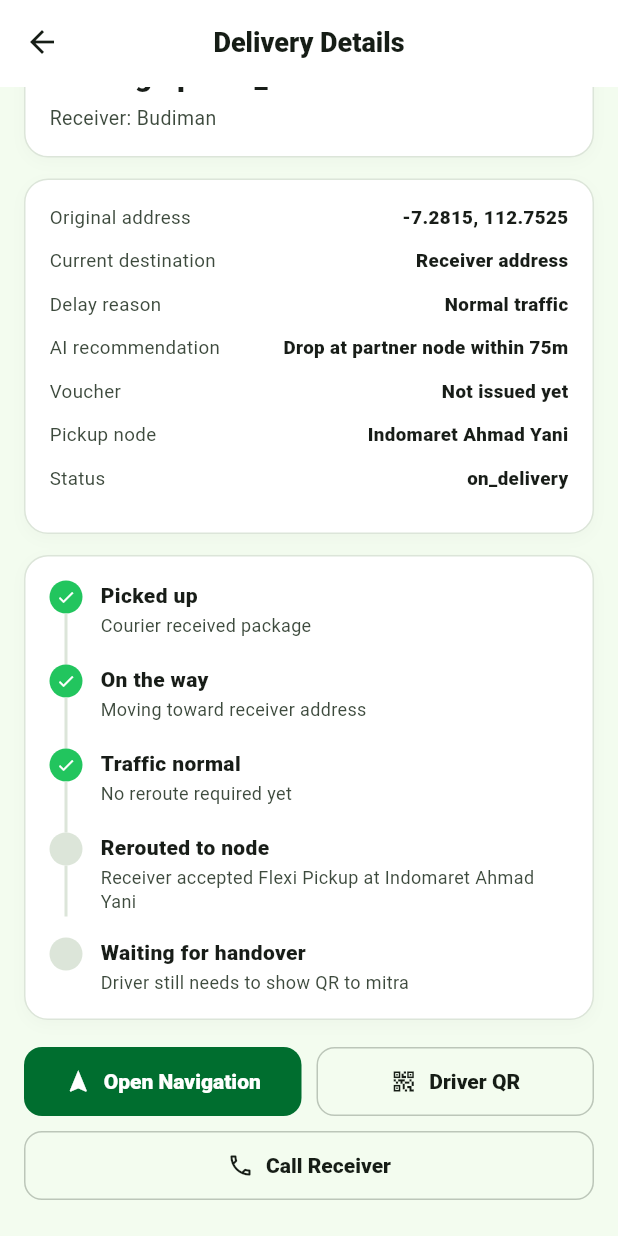
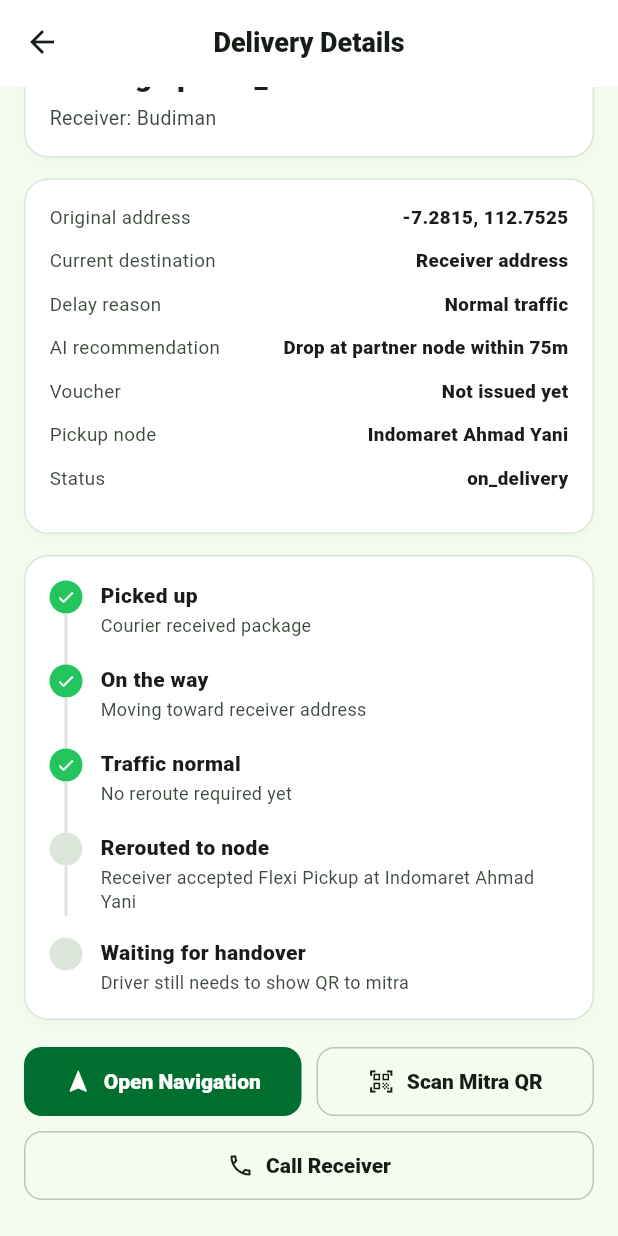
Before and after one commit to Kresnananta/FlexiNodes, a Flutter app: the DeliveryDetailsPage screen opened by its route, scrolled down 299 dp, on a phone screen of 412 x 824 dp. Run offline on Flutter 3.47's test engine with Material 3 defaults, Android fonts, the phone set to English and light mode, and no system bars; our stand-ins replace cloud_firestore, firebase_auth, firebase_core, geolocator, google_maps_flutter, qr_flutter; missing offline and left inert: mobile_scanner; accounts and stored records are empty; network calls fail.

Commit message:
fix: driver scan qr not appear

```diff
--- a/frontend/flexi_node/lib/screens/delivery_details_page.dart
+++ b/frontend/flexi_node/lib/screens/delivery_details_page.dart
@@ -13,6 +13,7 @@ class DeliveryDetailsPage extends StatelessWidget {
       animation: demoDeliveryStore,
       builder: (context, _) {
         final store = demoDeliveryStore;
+        final canScanMitra = store.canScanMitraHandover;
 
         return Scaffold(
           backgroundColor: FlexiColors.bg,
@@ -181,13 +182,11 @@ class DeliveryDetailsPage extends StatelessWidget {
                     const SizedBox(width: 10),
                     Expanded(
                       child: FlexiOutlineButton(
-                        label: store.statusText == 'rerouted_to_node'
-                            ? 'Scan Mitra QR'
-                            : 'Driver QR',
-                        icon: store.statusText == 'rerouted_to_node'
+                        label: canScanMitra ? 'Scan Mitra QR' : 'Driver QR',
+                        icon: canScanMitra
                             ? Icons.qr_code_scanner
                             : Icons.qr_code_2,
-                        onPressed: () => store.statusText == 'rerouted_to_node'
+                        onPressed: () => canScanMitra
                             ? Navigator.pushNamed(
                                 context,
                                 '/qr-scanner',
--- a/frontend/flexi_node/lib/screens/driver_home_page.dart
+++ b/frontend/flexi_node/lib/screens/driver_home_page.dart
@@ -473,7 +473,7 @@ class _ActiveRouteCard extends StatelessWidget {
                     ),
                     const SizedBox(width: 8),
                     Expanded(
-                      child: store.statusText == 'rerouted_to_node'
+                      child: store.canScanMitraHandover
                           ? FlexiOutlineButton(
                               label: 'Scan Mitra QR',
                               icon: Icons.qr_code_scanner,
--- a/frontend/flexi_node/lib/screens/real_route_map.dart
+++ b/frontend/flexi_node/lib/screens/real_route_map.dart
@@ -608,7 +608,7 @@ class _BottomMapActions extends StatelessWidget {
         );
       }
 
-      if (store.statusText == 'rerouted_to_node') {
+      if (store.canScanMitraHandover) {
         return _BottomContainer(
           child: FlexiPrimaryButton(
             label: 'Scan Mitra QR',
```
Also changed, not shown: frontend/flexi_node/lib/data/demo_delivery_store.dart (+10 -4 lines).
